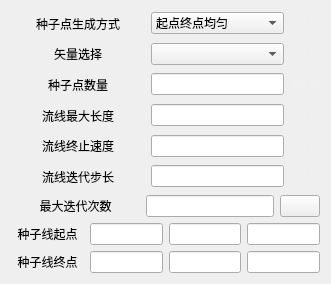
Above: Qt/Resources/UI/igStreamTracer.ui from hu-shuhan/editOpeniGame before the change. Below: the same form after it.
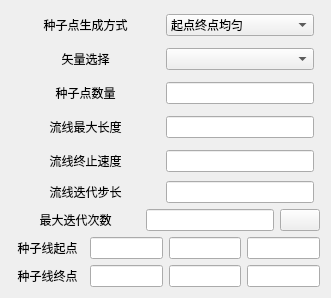
That is the form after the change. Icons and pictures are not drawn.

```diff
--- a/Qt/Resources/UI/igStreamTracer.ui
+++ b/Qt/Resources/UI/igStreamTracer.ui
@@ -63,7 +63,7 @@
      <item>
       <widget class="QLabel" name="label_12">
        <property name="text">
-        <string>&lt;html&gt;&lt;head/&gt;&lt;body&gt;&lt;p&gt;&lt;span style=&quot; color:#f0f0f0;&quot;&gt;11111&lt;/span&gt;&lt;/p&gt;&lt;/body&gt;&lt;/html&gt;</string>
+        <string>&lt;html&gt;&lt;head/&gt;&lt;body&gt;&lt;p&gt;&lt;span style=&quot; color:#f0f0f0;&quot;/&gt;&lt;/p&gt;&lt;/body&gt;&lt;/html&gt;</string>
        </property>
       </widget>
      </item>
@@ -93,7 +93,7 @@
      <item>
       <widget class="QLabel" name="label_7">
        <property name="text">
-        <string>&lt;html&gt;&lt;head/&gt;&lt;body&gt;&lt;p&gt;&lt;span style=&quot; color:#f0f0f0;&quot;&gt;11111&lt;/span&gt;&lt;/p&gt;&lt;/body&gt;&lt;/html&gt;</string>
+        <string>&lt;html&gt;&lt;head/&gt;&lt;body&gt;&lt;p&gt;&lt;span style=&quot; color:#f0f0f0;&quot;/&gt;&lt;br/&gt;&lt;/p&gt;&lt;/body&gt;&lt;/html&gt;</string>
        </property>
       </widget>
      </item>
@@ -120,7 +120,7 @@
      <item>
       <widget class="QLabel" name="label_13">
        <property name="text">
-        <string>&lt;html&gt;&lt;head/&gt;&lt;body&gt;&lt;p&gt;&lt;span style=&quot; color:#f0f0f0;&quot;&gt;11111&lt;/span&gt;&lt;/p&gt;&lt;/body&gt;&lt;/html&gt;</string>
+        <string>&lt;html&gt;&lt;head/&gt;&lt;body&gt;&lt;p&gt;&lt;br/&gt;&lt;/p&gt;&lt;/body&gt;&lt;/html&gt;</string>
        </property>
       </widget>
      </item>
@@ -167,7 +167,7 @@
      <item>
       <widget class="QLabel" name="label_9">
        <property name="text">
-        <string>&lt;html&gt;&lt;head/&gt;&lt;body&gt;&lt;p&gt;&lt;span style=&quot; color:#f0f0f0;&quot;&gt;11111&lt;/span&gt;&lt;/p&gt;&lt;/body&gt;&lt;/html&gt;</string>
+        <string>&lt;html&gt;&lt;head/&gt;&lt;body&gt;&lt;p&gt;&lt;br/&gt;&lt;/p&gt;&lt;/body&gt;&lt;/html&gt;</string>
        </property>
       </widget>
      </item>
@@ -195,7 +195,7 @@
      <item>
       <widget class="QLabel" name="label_5">
        <property name="text">
-        <string>&lt;html&gt;&lt;head/&gt;&lt;body&gt;&lt;p&gt;&lt;span style=&quot; color:#f0f0f0;&quot;&gt;11111&lt;/span&gt;&lt;/p&gt;&lt;/body&gt;&lt;/html&gt;</string>
+        <string>&lt;html&gt;&lt;head/&gt;&lt;body&gt;&lt;p&gt;&lt;br/&gt;&lt;/p&gt;&lt;/body&gt;&lt;/html&gt;</string>
        </property>
       </widget>
      </item>
@@ -238,7 +238,7 @@
      <item>
       <widget class="QLabel" name="label_10">
        <property name="text">
-        <string>&lt;html&gt;&lt;head/&gt;&lt;body&gt;&lt;p&gt;&lt;span style=&quot; color:#f0f0f0;&quot;&gt;11111&lt;/span&gt;&lt;/p&gt;&lt;/body&gt;&lt;/html&gt;</string>
+        <string>&lt;html&gt;&lt;head/&gt;&lt;body&gt;&lt;p&gt;&lt;br/&gt;&lt;/p&gt;&lt;/body&gt;&lt;/html&gt;</string>
        </property>
       </widget>
      </item>
```
